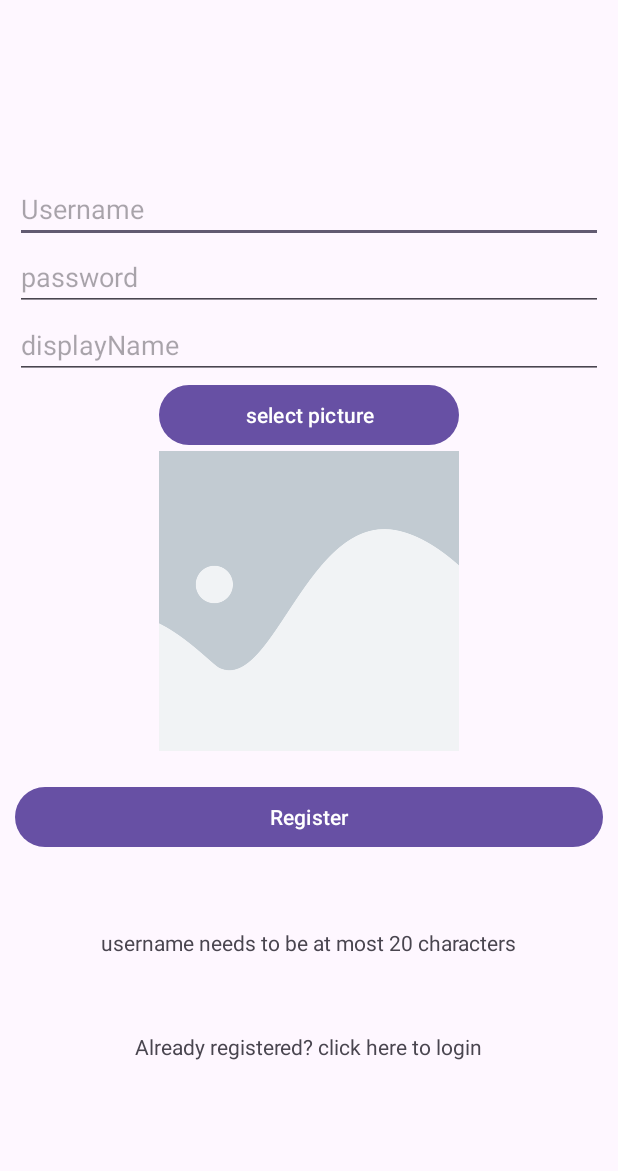
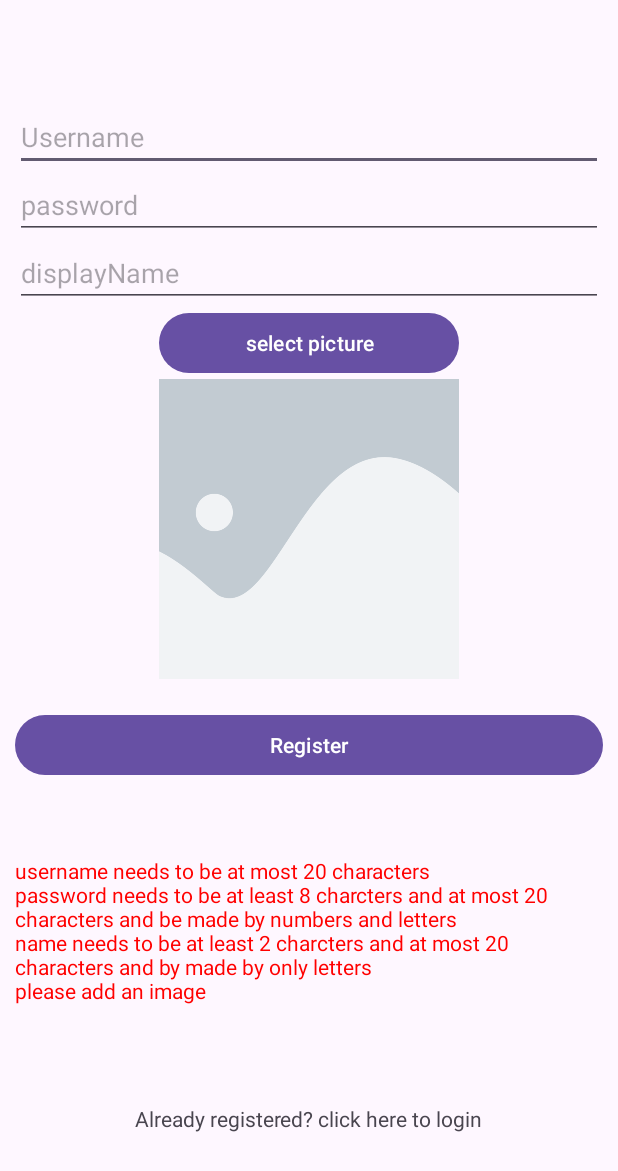
Before and after one commit to AvgBlue/Advanced-Programming-2-Android, an Android app: the RegisterActivity screen opened directly, with no data from a screen before it, after a tap on "Register", on a phone screen of 412 x 824 dp. Shown: the top 1171 px of the screen. Run offline under Robolectric (Android 15) with nearby library versions, the phone set to English and light mode, and no system bars.

Commit message:
register logic done

```diff
--- a/app/src/main/java/com/example/advanced_programming_2_android/RegisterActivity.java
+++ b/app/src/main/java/com/example/advanced_programming_2_android/RegisterActivity.java
@@ -43,7 +43,8 @@ public class RegisterActivity extends AppCompatActivity {
         btnRegister.setOnClickListener(view -> {
             if (allIsValid(edUsername.getText().toString(), edPassword.getText().toString(),
                     edDisplayName.getText().toString(), imageWasChosen)) {
-
+                Intent intent = new Intent(this, MainActivity.class);
+                startActivity(intent);
             }
         });
 
@@ -96,21 +97,30 @@ public class RegisterActivity extends AppCompatActivity {
     @SuppressLint("SetTextI18n")
     private boolean allIsValid(String username, String password, String name, AtomicBoolean isImageValid) {
         TextView tvErrors = findViewById(R.id.tvRegErrors);
+        tvErrors.setText("");
 
         boolean isValid = true;
 
         if (!validateUsername(username)) {
             isValid = false;
-            tvErrors.setText("username needs to be at most 20 characters");
+            tvErrors.setText("username needs to be at most 20 characters\n");
         }
 
         if (!validatePassword(password)) {
             isValid = false;
-            tvErrors.setText("username needs to be at most 20 characters");
+            tvErrors.setText(tvErrors.getText().toString() +
+                    "password needs to be at least 8 charcters and at most 20 characters and be made by numbers and letters\n");
         }
 
         if (!validateName(name)) {
+            isValid = false;
+            tvErrors.setText(tvErrors.getText().toString() +
+                    "name needs to be at least 2 charcters and at most 20 characters and by made by only letters\n");
+        }
 
+        if (!isImageValid.get()) {
+            isValid = false;
+            tvErrors.setText(tvErrors.getText().toString() + "please add an image\n");
         }
 
         return isValid;
--- a/app/src/main/res/layout/activity_register.xml
+++ b/app/src/main/res/layout/activity_register.xml
@@ -72,8 +72,9 @@
             android:layout_width="wrap_content"
             android:layout_height="wrap_content"
             android:layout_gravity="center"
+            android:layout_marginTop="50dp"
             android:text=""
-            android:layout_marginTop="50dp"/>
+            android:textColor="#FF0000"/>
 
         <TextView
             android:id="@+id/tvRegisterToLogin"
@@ -81,7 +82,8 @@
             android:layout_height="wrap_content"
             android:text="@string/already_registered_click_here_to_login"
             android:layout_gravity="center"
-            android:layout_marginTop="50dp"/>
+            android:layout_marginTop="50dp"
+            />
 
 
 
```
